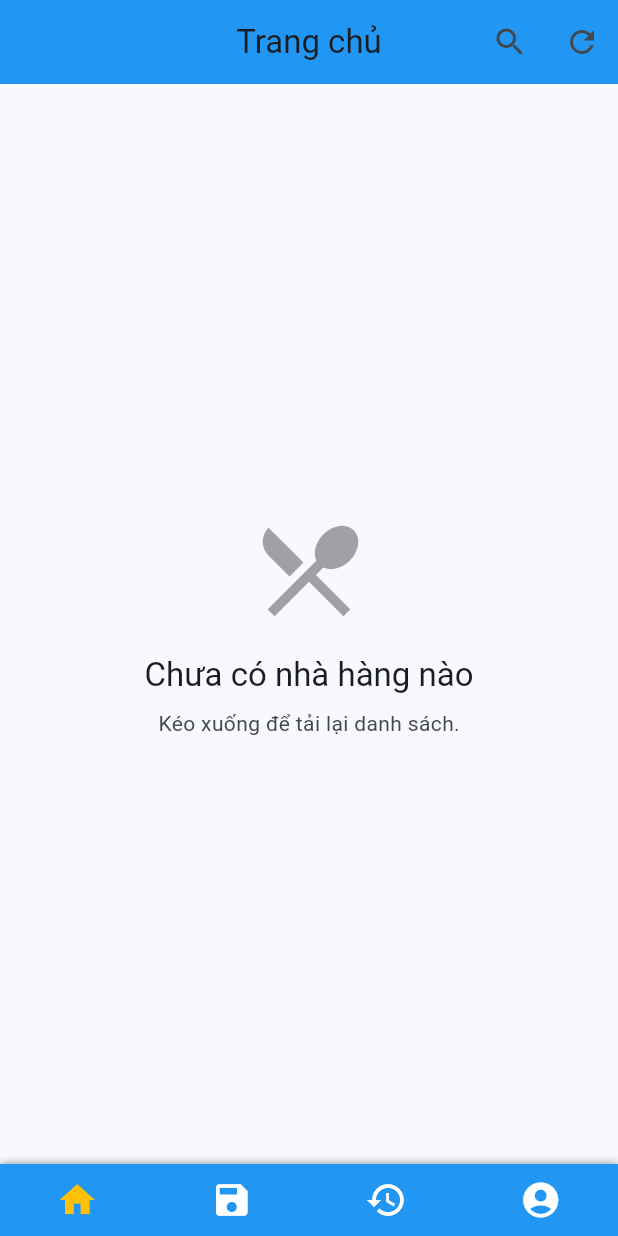
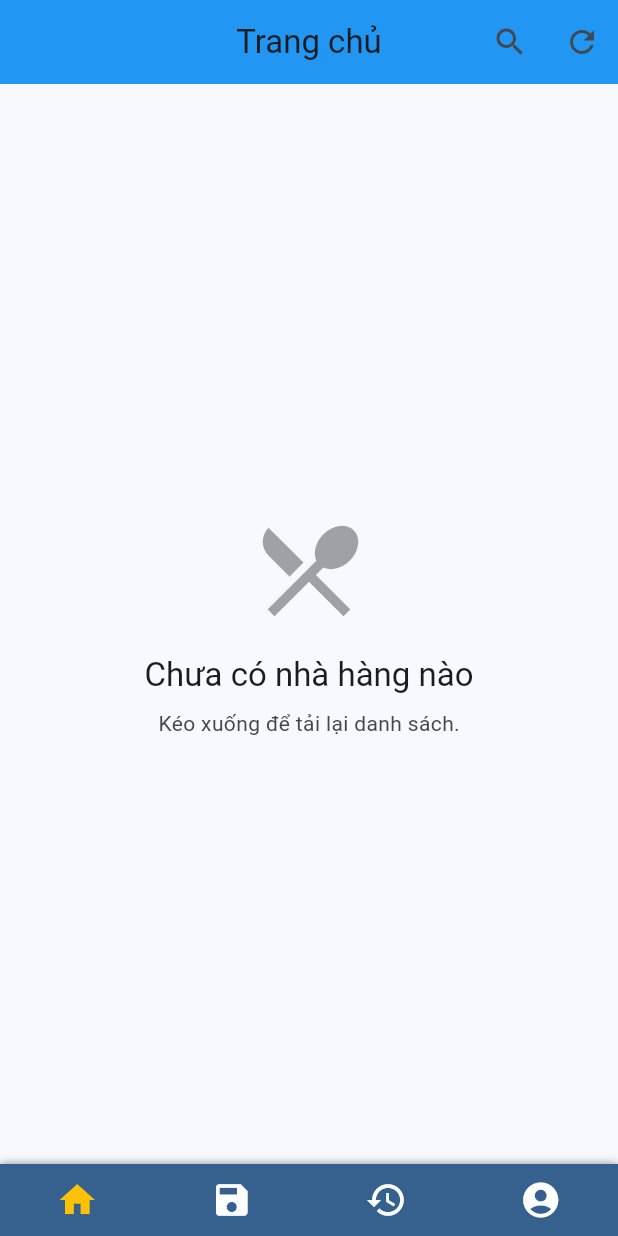
Before and after one commit to nguyenphuc6a158-star/TimNhaHang, a Flutter app: the HomePage screen opened by its route, on a phone screen of 412 x 824 dp. Run offline on Flutter 3.47's test engine with Material 3 defaults, Android fonts, the phone set to English and light mode, and no system bars; our stand-ins replace cloud_firestore, equatable, firebase_auth, firebase_core, flutter_dotenv, font_awesome_flutter and 1 more; accounts and stored records are empty; network calls fail.

Commit message:
update routing for uid

```diff
--- a/lib/core/presentation/widget/customer_bottom_nav.dart
+++ b/lib/core/presentation/widget/customer_bottom_nav.dart
@@ -4,7 +4,14 @@ import 'package:timnhahang/core/routing/app_routes.dart';
 
 class CustomerBottomNav extends StatefulWidget {
   final int initialIndex;
-  const CustomerBottomNav({super.key, required this.initialIndex});
+  final String uid; // <-- (MỚI) Thêm thuộc tính để nhận uid
+
+  const CustomerBottomNav({
+    super.key,
+    required this.initialIndex,
+    required this.uid, // <-- (MỚI) Yêu cầu uid trong constructor
+  });
+
   @override
   State<CustomerBottomNav> createState() => _CustomerBottomNavState();
 }
@@ -25,20 +32,18 @@ class _CustomerBottomNavState extends State<CustomerBottomNav> {
     currentIndex = widget.initialIndex;
   }
 
-
   @override
   Widget build(BuildContext context) {
+    final theme = Theme.of(context);
     return Container(
       padding: const EdgeInsets.symmetric(vertical: 10),
       decoration: BoxDecoration(
-              color: Colors.blue,
-              boxShadow: const [BoxShadow(
-                    color: Colors.black45,
-                    blurRadius: 4)],
+        color: theme.primaryColor,
+        boxShadow: const [BoxShadow(color: Colors.black45, blurRadius: 4)],
       ),
       child: Row(
         mainAxisAlignment: MainAxisAlignment.spaceAround,
-          children: List.generate( _icons.length, (index) {
+        children: List.generate(_icons.length, (index) {
           return GestureDetector(
             onTap: () {
               setState(() {
@@ -48,7 +53,7 @@ class _CustomerBottomNavState extends State<CustomerBottomNav> {
             },
             child: Icon(
               _icons[index],
-                  color: currentIndex == index ?Colors.amber : Colors.white,
+              color: currentIndex == index ? Colors.amber : Colors.white,
               size: 28,
             ),
           );
@@ -56,7 +61,6 @@ class _CustomerBottomNavState extends State<CustomerBottomNav> {
       ),
     );
   }
-
 
   void _onItemTapped(BuildContext context, int index) {
     switch (index) {
@@ -70,7 +74,9 @@ class _CustomerBottomNavState extends State<CustomerBottomNav> {
         context.go(AppRoutes.history);
         break;
       case 3:
-        context.go(AppRoutes.profile);
+        // (CẬP NHẬT) Truyền uid vào route
+        // Giả sử route profile của bạn là '/profile/:uid'
+        context.go('${AppRoutes.profile}/${widget.uid}');
         break;
     }
   }
--- a/lib/core/routing/app_go_router.dart
+++ b/lib/core/routing/app_go_router.dart
@@ -10,6 +10,7 @@ import 'package:timnhahang/features/auth/presentation/pages/signup_page.dart';
 import 'package:timnhahang/features/history/presentation/page/history_page.dart';
 import 'package:timnhahang/features/home/presentation/pages/home_page.dart';
 import 'package:timnhahang/features/profile/presentation/pages/profile_page.dart';
+import 'package:timnhahang/features/profile/presentation/pages/setting_pages.dart';
 import 'package:timnhahang/features/restaurantsave/presentation/pages/restaurant_save_list.dart';
 
 class AppGoRouter {
@@ -27,9 +28,36 @@ class AppGoRouter {
       ),
       ShellRoute(
         builder: (context, state, child) {
+          // --- (CẬP NHẬT) Lấy UID và Vị trí hiện tại ---
+          final user = FirebaseAuth.instance.currentUser;
+          if (user == null) {
+            // Trường hợp này không nên xảy ra nếu redirect hoạt động
+            return const Scaffold(body: Center(child: Text("Lỗi xác thực.")));
+          }
+
+          final String uid = user.uid;
+          final String location = state.matchedLocation;
+
+          // Tính toán index hiện tại dựa trên route
+          int currentIndex = 0;
+          if (location == AppRoutes.home) {
+            currentIndex = 0;
+          } else if (location == AppRoutes.saved) {
+            currentIndex = 1;
+          } else if (location == AppRoutes.history) {
+            currentIndex = 2;
+          } else if (location.startsWith(AppRoutes.profile)) {
+            // Dùng startsWith vì route profile bây giờ có /:uid
+            currentIndex = 3;
+          }
+
           return Scaffold(
             body: child,
-            bottomNavigationBar: CustomerBottomNav(initialIndex: 0),
+            // (CẬP NHẬT) Truyền uid và currentIndex vào bottom nav
+            bottomNavigationBar: CustomerBottomNav(
+              initialIndex: currentIndex,
+              uid: uid,
+            ),
           );
         },
         routes: [
@@ -46,12 +74,21 @@ class AppGoRouter {
             builder: (context, state) => const HistoryPage(),
           ),
           GoRoute(
-            path: AppRoutes.profile,
-            builder: (context, state) => const ProfilePage(),
+            path: '${AppRoutes.profile}/:uid',
+            builder: (context, state) {
+              final uid = state.pathParameters['uid']!;
+              return ProfilePage(uid: uid);
+            },
           ),
+          /*GoRoute(
+            path: '${AppRoutes.setting}/:uid',
+            builder: (context, state) {
+              final uid = state.pathParameters['uid']!;
+              return SettingPage(uid: uid);
+            },
+          ),*/
         ],
       ),
-
     ],
     redirect: (context, state) {
       final user = FirebaseAuth.instance.currentUser;
@@ -59,9 +96,14 @@ class AppGoRouter {
       final loggingIn =
           state.matchedLocation == AppRoutes.login ||
           state.matchedLocation == AppRoutes.signup;
+
       if (!loggedIn && !loggingIn) return AppRoutes.login;
 
       if (loggedIn && loggingIn) return AppRoutes.home;
+      if (loggedIn && state.matchedLocation == AppRoutes.profile) {
+        return '${AppRoutes.profile}/${user.uid}';
+      }
+
       return null;
     },
     refreshListenable: GoRouterRefreshStream(
```
Lines whose indentation alone changed are shown as unchanged.
